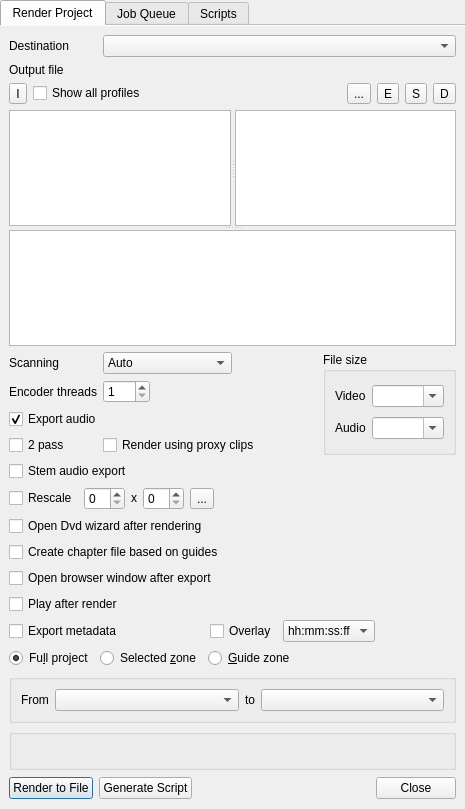
Before: the Qt Designer form src/ui/renderwidget_ui.ui in KDE/kdenlive, drawn with Qt 5.
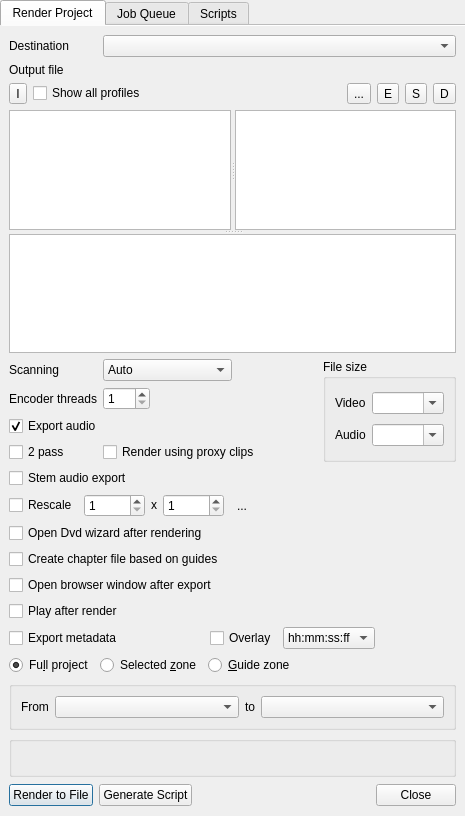
After: the same form once the commit is applied. Custom widgets are drawn as their Qt base class.

Commit message: Fix render resize limited to 99. BUG: 346775

```diff
--- a/src/ui/renderwidget_ui.ui
+++ b/src/ui/renderwidget_ui.ui
@@ -7,7 +7,7 @@
     <x>0</x>
     <y>0</y>
     <width>465</width>
-    <height>809</height>
+    <height>816</height>
    </rect>
   </property>
   <property name="windowTitle">
@@ -556,7 +556,10 @@
          <item>
           <widget class="QSpinBox" name="rescale_width">
            <property name="minimum">
-            <number>0</number>
+            <number>1</number>
+           </property>
+           <property name="maximum">
+            <number>10000</number>
            </property>
           </widget>
          </item>
@@ -576,7 +579,10 @@
          <item>
           <widget class="QSpinBox" name="rescale_height">
            <property name="minimum">
-            <number>0</number>
+            <number>1</number>
+           </property>
+           <property name="maximum">
+            <number>10000</number>
            </property>
           </widget>
          </item>
@@ -588,9 +594,12 @@
            <property name="checkable">
             <bool>true</bool>
            </property>
-           <property name="autoRaise">
+           <property name="checked">
             <bool>false</bool>
            </property>
+           <property name="autoRaise">
+            <bool>true</bool>
+           </property>
           </widget>
          </item>
          <item>
```
The commit also changes 2 other files.
